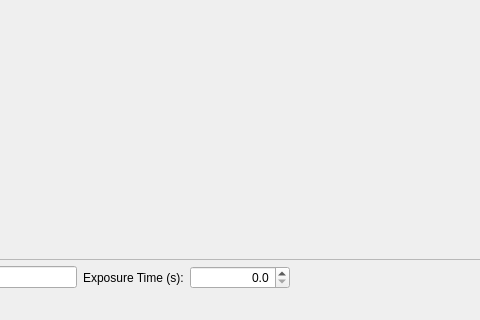
This is indi_python/examples/client_example1.ui in HazenBabcock/indi-python as Qt 5 draws it before an edit; both pictures show x 215 to 695 and y 442 to 762 of the 898 by 762 pixel window. The edited form follows.
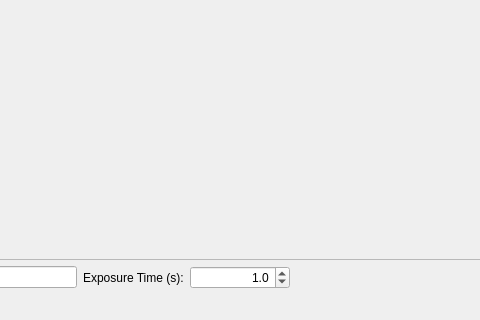
This is the edited form. Custom widgets are drawn as their Qt base class.

Commit message: Will now capture and display images from the CCD simulator with a user controllable exposure time.

Diff of the .ui file:
```diff
--- a/indi_python/examples/client_example1.ui
+++ b/indi_python/examples/client_example1.ui
@@ -141,6 +141,9 @@
           <property name="decimals">
            <number>1</number>
           </property>
+          <property name="value">
+           <double>1.000000000000000</double>
+          </property>
          </widget>
         </item>
         <item>
```
Left out of the diff: 6 changed lines with no effect on the pictures. The commit also changes 2 other files.
